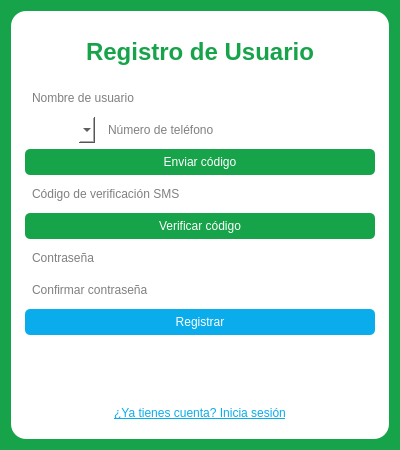
decinx1/Sistema-hidrop-nico-Monitoreado, file ui/ui_register.ui: the form before one commit.
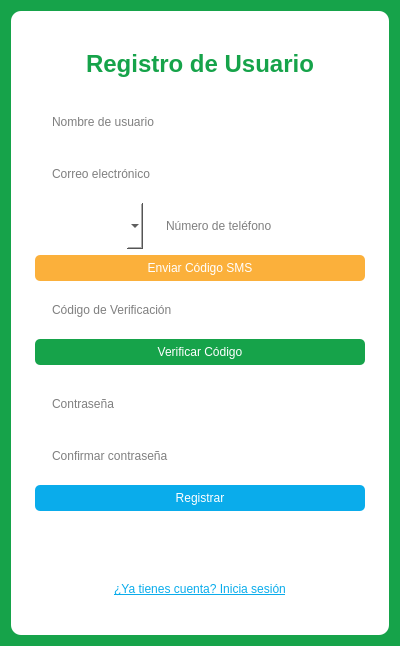
The form after the commit.

```diff
--- a/ui/ui_register.ui
+++ b/ui/ui_register.ui
@@ -7,8 +7,10 @@
     <x>0</x>
     <y>0</y>
     <width>400</width>
-    <height>450</height>
-   </rect>
+    <height>550</height> </rect>
+  </property>
+  <property name="windowTitle">
+   <string>Form</string>
   </property>
   <property name="styleSheet">
    <string notr="true">background-color: #16A34A;</string>
@@ -17,7 +19,13 @@
    <item>
     <widget class="QFrame" name="frame">
      <property name="styleSheet">
-      <string notr="true">background-color: #FFFFFF; border-radius: 15px; padding: 5px;</string>
+      <string notr="true">background-color: #FFFFFF; border-radius: 10px; padding: 15px;</string>
+     </property>
+     <property name="frameShape">
+      <enum>QFrame::StyledPanel</enum>
+     </property>
+     <property name="frameShadow">
+      <enum>QFrame::Raised</enum>
      </property>
      <layout class="QVBoxLayout" name="frameLayout">
       <item>
@@ -41,12 +49,32 @@
        </widget>
       </item>
       <item>
-       <layout class="QHBoxLayout" name="horizontalLayoutTelefono">
+       <widget class="QLineEdit" name="lineEdit_correo">
+        <property name="placeholderText">
+         <string>Correo electrónico</string>
+        </property>
+       </widget>
+      </item>
+      <item>
+       <layout class="QHBoxLayout" name="horizontalLayout_telefono">
         <item>
-         <widget class="QComboBox" name="comboBox_lada"/>
+         <widget class="QComboBox" name="comboBox_lada">
+          <property name="sizePolicy">
+           <sizepolicy hsizetype="Preferred" vsizetype="Fixed">
+            <horstretch>1</horstretch>
+            <verstretch>0</verstretch>
+           </sizepolicy>
+          </property>
+         </widget>
         </item>
         <item>
          <widget class="QLineEdit" name="lineEdit_telefono">
+          <property name="sizePolicy">
+           <sizepolicy hsizetype="Expanding" vsizetype="Fixed">
+            <horstretch>2</horstretch>
+            <verstretch>0</verstretch>
+           </sizepolicy>
+          </property>
           <property name="placeholderText">
            <string>Número de teléfono</string>
           </property>
@@ -57,30 +85,46 @@
       <item>
        <widget class="QPushButton" name="pushButton_enviar_codigo">
         <property name="text">
-         <string>Enviar código</string>
+         <string>Enviar Código SMS</string>
         </property>
         <property name="styleSheet">
-         <string notr="true">background-color: #16A34A; color: white; border-radius: 5px; padding: 6px;</string>
+         <string notr="true">background-color: #FBB03B; color: white; border-radius: 5px; padding: 6px;</string>
         </property>
        </widget>
       </item>
       <item>
        <widget class="QLineEdit" name="lineEdit_codigo_verificacion">
         <property name="placeholderText">
-         <string>Código de verificación SMS</string>
+         <string>Código de Verificación</string>
         </property>
        </widget>
       </item>
       <item>
        <widget class="QPushButton" name="pushButton_verificar_codigo">
         <property name="text">
-         <string>Verificar código</string>
+         <string>Verificar Código</string>
         </property>
         <property name="styleSheet">
          <string notr="true">background-color: #16A34A; color: white; border-radius: 5px; padding: 6px;</string>
         </property>
        </widget>
       </item>
+      <item>
+       <spacer name="verticalSpacer">
+        <property name="orientation">
+         <enum>Qt::Vertical</enum>
+        </property>
+        <property name="sizeType">
+         <enum>QSizePolicy::Fixed</enum>
+        </property>
+        <property name="sizeHint" stdset="0">
+         <size>
+          <width>20</width>
+          <height>10</height>
+         </size>
+        </property>
+       </spacer>
+      </item>
       <item>
        <widget class="QLineEdit" name="lineEdit_contraseña">
         <property name="placeholderText">
```
